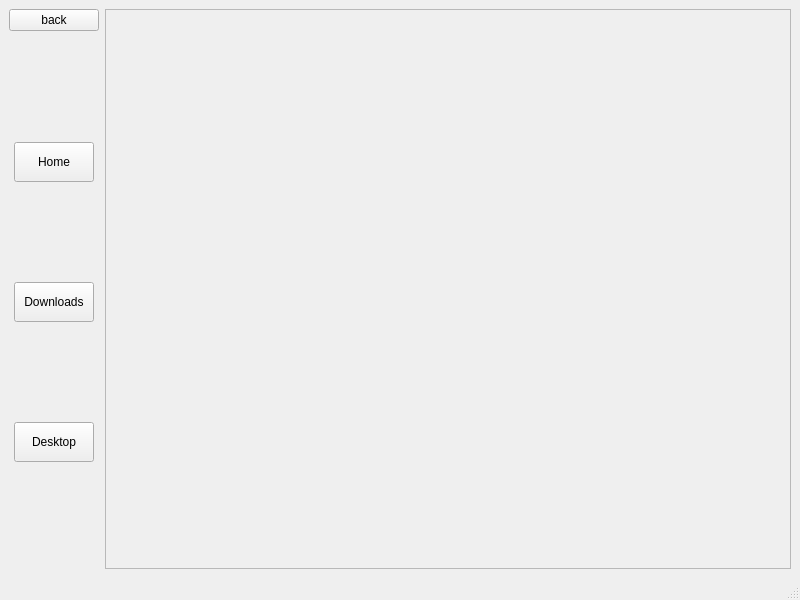
The window that mainwindow.ui (Sirovich/FileManager) describes before a commit, drawn with Qt 5.
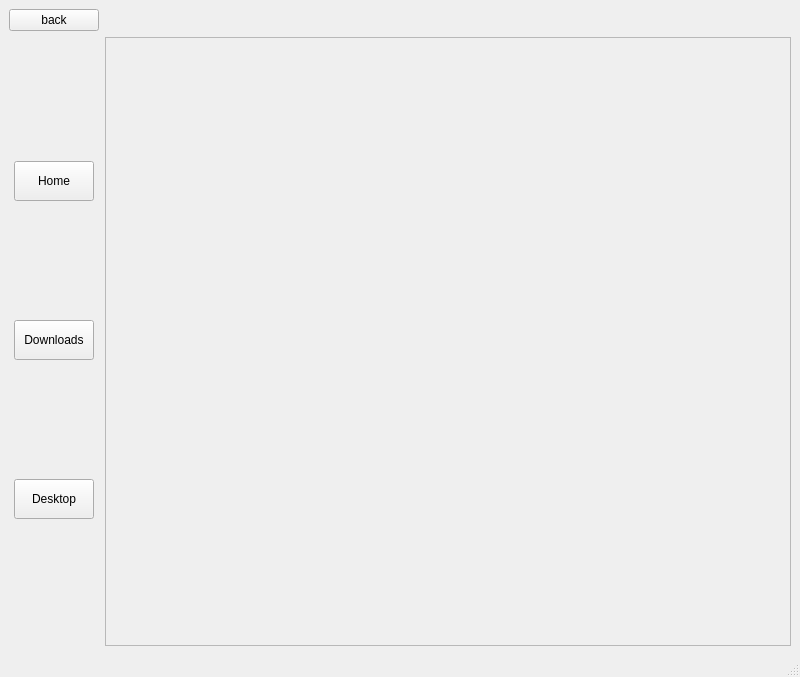
The same window after the commit.

The edit to the form file:
```diff
--- a/mainwindow.ui
+++ b/mainwindow.ui
@@ -7,7 +7,7 @@
     <x>0</x>
     <y>0</y>
     <width>800</width>
-    <height>600</height>
+    <height>677</height>
    </rect>
   </property>
   <property name="windowTitle">
@@ -15,33 +15,6 @@
   </property>
   <widget class="QWidget" name="centralwidget">
    <layout class="QGridLayout" name="gridLayout_2">
-    <item row="0" column="1" rowspan="2">
-     <widget class="QScrollArea" name="scrollArea">
-      <property name="minimumSize">
-       <size>
-        <width>677</width>
-        <height>538</height>
-       </size>
-      </property>
-      <property name="contextMenuPolicy">
-       <enum>Qt::DefaultContextMenu</enum>
-      </property>
-      <property name="widgetResizable">
-       <bool>true</bool>
-      </property>
-      <widget class="QWidget" name="scrollAreaWidgetContents">
-       <property name="geometry">
-        <rect>
-         <x>0</x>
-         <y>0</y>
-         <width>680</width>
-         <height>536</height>
-        </rect>
-       </property>
-       <layout class="QGridLayout" name="gridLayout"/>
-      </widget>
-     </widget>
-    </item>
     <item row="0" column="0">
      <widget class="QPushButton" name="backButton">
       <property name="text">
@@ -109,6 +82,36 @@
       </layout>
      </widget>
     </item>
+    <item row="1" column="2">
+     <widget class="QScrollArea" name="scrollArea">
+      <property name="minimumSize">
+       <size>
+        <width>677</width>
+        <height>538</height>
+       </size>
+      </property>
+      <property name="contextMenuPolicy">
+       <enum>Qt::DefaultContextMenu</enum>
+      </property>
+      <property name="widgetResizable">
+       <bool>true</bool>
+      </property>
+      <widget class="QWidget" name="scrollAreaWidgetContents">
+       <property name="geometry">
+        <rect>
+         <x>0</x>
+         <y>0</y>
+         <width>680</width>
+         <height>582</height>
+        </rect>
+       </property>
+       <layout class="QGridLayout" name="gridLayout"/>
+      </widget>
+     </widget>
+    </item>
+    <item row="0" column="2">
+     <layout class="QHBoxLayout" name="pathButtons"/>
+    </item>
    </layout>
   </widget>
   <widget class="QMenuBar" name="menubar">
```
